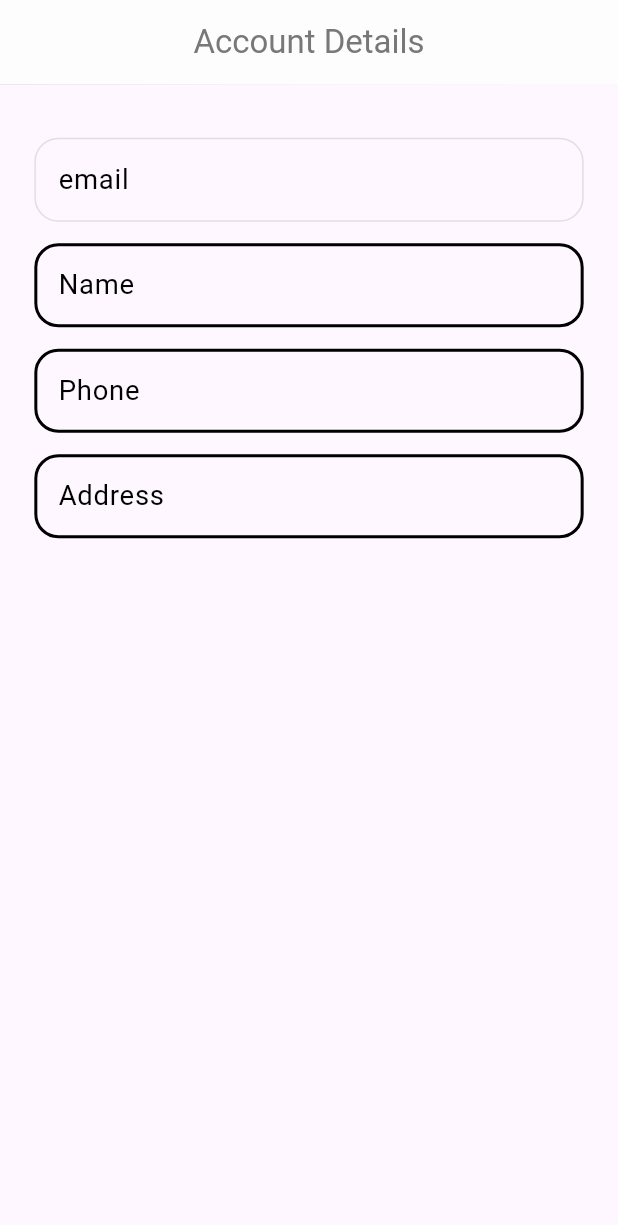
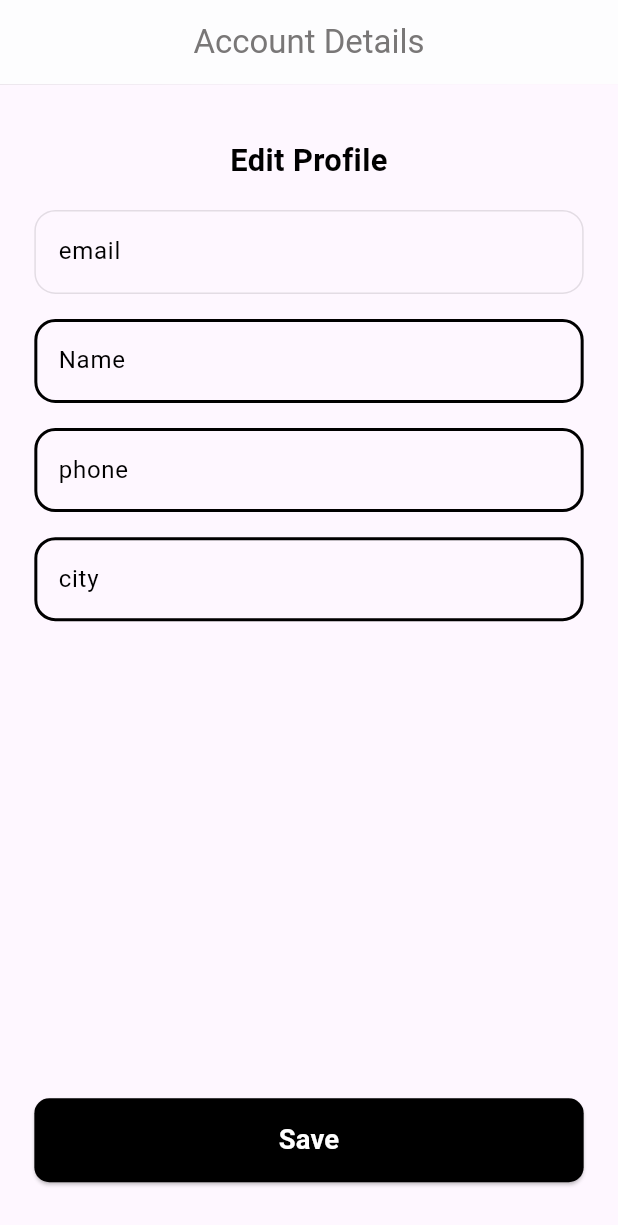
Before and after one commit to Elhadedy36/Atele-Online, a Flutter app: the AccountView screen opened by its route, on a phone screen of 412 x 824 dp. Shown: the top 1225 px of the screen. Run offline on Flutter 3.47's test engine with Material 3 defaults, Android fonts, the phone set to English and light mode, and no system bars; our stand-ins replace animated_text_kit, bloc, cloud_firestore, firebase_auth, firebase_core, flutter_bloc and 6 more; accounts and stored records are empty.

Commit message:
Account Details UI&Logic -done

```diff
--- a/lib/core/functions/custom_toast.dart
+++ b/lib/core/functions/custom_toast.dart
@@ -7,9 +7,9 @@ showToast(
   Fluttertoast.showToast(
     msg: msg,
     toastLength: Toast.LENGTH_SHORT,
-    gravity: ToastGravity.CENTER,
+    gravity: ToastGravity.BOTTOM,
     timeInSecForIosWeb: 1,
-    backgroundColor: Colors.blueGrey,
+    backgroundColor: Colors.black,
     textColor: Colors.white,
     fontSize: 16.0,
   );
--- a/lib/core/utils/app_strings.dart
+++ b/lib/core/utils/app_strings.dart
@@ -15,7 +15,11 @@ abstract class AppStrings {
   static const String appointment = 'Appointment';
   static const String buyNow = 'Buy Now';
   static const String totel = 'Totel';
-
+  static const String email = 'email';
+  static const String name = 'Name';
+  static const String phone = 'phone';
+  static const String city = 'city';
+  static const String editProfile = 'Edit Profile';
 }
 
 abstract class FirebaseStrings {
--- a/lib/core/widgets/custom_text_form_field.dart
+++ b/lib/core/widgets/custom_text_form_field.dart
@@ -40,10 +40,10 @@ final  bool? enabled;
       decoration: InputDecoration(
         suffixIcon: suffixIcon,
         labelText: labelText,
-        labelStyle: TextStyle(fontSize: 16.sp, color: Colors.black),
-        border: getBorderStyle(16, AppColors.primaryColor),
-        enabledBorder: getBorderStyle(16, AppColors.primaryColor),
-        focusedBorder: getBorderStyle(16, AppColors.primaryColor),
+        labelStyle: TextStyle(fontSize: 14.sp, color: Colors.black),
+        border: getBorderStyle(14, AppColors.primaryColor),
+        enabledBorder: getBorderStyle(14, AppColors.primaryColor),
+        focusedBorder: getBorderStyle(14, AppColors.primaryColor),
       ),
     );
   }
--- a/lib/feature/profile/data/model/account_details_model.dart
+++ b/lib/feature/profile/data/model/account_details_model.dart
@@ -1,3 +1,5 @@
+
+import 'package:atele_online/core/utils/app_strings.dart';
 
 class AccountDetailsModel
 {
@@ -5,14 +7,14 @@ final String fristname;
 final String lastname;
 final String email;
 final String phone;
-final String uId;
+final String location;
 
-  AccountDetailsModel({required this.fristname,required this.lastname, required this.email, required this.phone, required this.uId});
+  AccountDetailsModel({required this.fristname,required this.lastname, required this.email, required this.phone, required this.location});
   factory AccountDetailsModel.fromJson(json) => AccountDetailsModel(
-  fristname: json['fristname'],
-  lastname: json['lastname'],
-  email: json['email'],
-  phone: json['phone'],
-  uId: json['uId']
+  fristname: json[FirebaseStrings.fristname],
+  lastname: json[FirebaseStrings.lastname],
+  email: json[FirebaseStrings.email],
+  phone: json[FirebaseStrings.phone],
+  location: json[FirebaseStrings.location]
   );
 }
--- a/lib/feature/profile/presentation/cubit/account_details_cubit.dart
+++ b/lib/feature/profile/presentation/cubit/account_details_cubit.dart
@@ -3,6 +3,7 @@ import 'package:atele_online/feature/profile/data/model/account_details_model.da
 import 'package:bloc/bloc.dart';
 import 'package:cloud_firestore/cloud_firestore.dart';
 import 'package:firebase_auth/firebase_auth.dart';
+import 'package:flutter/material.dart';
 import 'package:meta/meta.dart';
 
 part 'account_details_state.dart';
@@ -11,11 +12,16 @@ class AccountDetailsCubit extends Cubit<AccountDetailsState> {
   AccountDetailsCubit() : super(AccountDetailsInitial());
   CollectionReference users =
       FirebaseFirestore.instance.collection(FirebaseStrings.users);
+  TextEditingController nameControllerEdit = TextEditingController();
+  TextEditingController phoneControllerEdit = TextEditingController();
+  TextEditingController cityControllerEdit = TextEditingController();
+  TextEditingController emailControllerEdit = TextEditingController();
 
   Future<void> getUserDetails() async {
     emit(AccountDetailsLoading());
     try {
-      final docSnapshot = await users.doc(FirebaseAuth.instance.currentUser!.uid).get();
+      final docSnapshot =
+          await users.doc(FirebaseAuth.instance.currentUser!.uid).get();
       if (docSnapshot.exists && docSnapshot.data() != null) {
         final accountDetailsModel =
             AccountDetailsModel.fromJson(docSnapshot.data()!);
@@ -29,6 +35,14 @@ class AccountDetailsCubit extends Cubit<AccountDetailsState> {
     }
   }
 
+  editAccountDetails() async {
+    await users.doc(FirebaseAuth.instance.currentUser!.uid).update({
+      FirebaseStrings.fristname: nameControllerEdit.text,
+      FirebaseStrings.phone: phoneControllerEdit.text,
+      FirebaseStrings.location: cityControllerEdit.text,
+    });
+  }
+
   void signOut() async {
     try {
       emit(SignOutLoadingState());
@@ -39,11 +53,4 @@ class AccountDetailsCubit extends Cubit<AccountDetailsState> {
       emit(SignOutErrorState(e.toString()));
     }
   }
-
-  // Future<void> getUserDetails() async {
-  //   emit(AccountDetailsLoading());
-  //   await users.doc(FirebaseAuth.instance.currentUser!.uid).get().then((value, dynamic UserModel ) {
-  //     emit(AccountDetailsLoaded(userModel: UserModel.fromJson(value.data()!)));
-  //   });
-  // }
 }
--- a/lib/feature/profile/presentation/views/account_view.dart
+++ b/lib/feature/profile/presentation/views/account_view.dart
@@ -1,5 +1,8 @@
 import 'package:atele_online/core/functions/custom_appbar.dart';
+import 'package:atele_online/core/functions/custom_toast.dart';
+import 'package:atele_online/core/functions/navigation.dart';
 import 'package:atele_online/core/utils/app_strings.dart';
+import 'package:atele_online/core/widgets/custom_button.dart';
 import 'package:atele_online/core/widgets/custom_text_form_field.dart';
 import 'package:atele_online/feature/profile/presentation/cubit/account_details_cubit.dart';
 import 'package:flutter/material.dart';
@@ -11,7 +14,6 @@ class AccountView extends StatelessWidget {
 
   @override
   Widget build(BuildContext context) {
-
     return Scaffold(
         appBar: customAppBar(title: AppStrings.accountDetails, actions: []),
         body: BlocBuilder<AccountDetailsCubit, AccountDetailsState>(
@@ -22,32 +24,50 @@ class AccountView extends StatelessWidget {
             final userdetails = state.accountDetailsModel;
             return Padding(
               padding: EdgeInsets.symmetric(horizontal: 20.w, vertical: 30.h),
-              child: Column(
-                  // mainAxisAlignment: MainAxisAlignment.start,
-                  children: [
+              child: Column(children: [
+                Text(
+                  AppStrings.editProfile,
+                  textAlign: TextAlign.center,
+                  style: TextStyle(
+                      color: Colors.black,
+                      fontSize: 18.sp,
+                      fontWeight: FontWeight.bold),
+                ),
+                SizedBox(height: 16.h),
                 CustomTextFormField(
                   enabled: false,
-                      labelText: 'email',
+                  labelText: AppStrings.email,
+                  controller: TextEditingController(text: userdetails.email),
+                ),
+                SizedBox(height: 14.h),
+                CustomTextFormField(
+                    labelText: AppStrings.name,
                     controller:
-                          TextEditingController(text: userdetails.email),
+                        context.read<AccountDetailsCubit>().nameControllerEdit
+                          ..text = userdetails.fristname),
+                SizedBox(height: 14.h),
+                CustomTextFormField(
+                  labelText: AppStrings.phone,
+                  controller:
+                      context.read<AccountDetailsCubit>().phoneControllerEdit
+                        ..text = userdetails.phone,
                 ),
-                    SizedBox(height: 12.h),
+                SizedBox(height: 14.h),
                 CustomTextFormField(
-                      labelText: 'Name',
-                      controller: TextEditingController(
-                          text: userdetails.fristname + userdetails.lastname),
+                  labelText: AppStrings.city,
+                  controller:
+                      context.read<AccountDetailsCubit>().cityControllerEdit
+                        ..text = userdetails.location,
                 ),
-                    SizedBox(height: 12.h),
-                    CustomTextFormField(
-                      labelText: 'Phone',
-                      controller:
-                          TextEditingController(text: userdetails.phone),
-                    ),
-                    SizedBox(height: 12.h),
-                    CustomTextFormField(
-                      labelText: 'Address',
-                      controller: TextEditingController(),
-                    ),
+                const Spacer(),
+                CustomBtn(
+                    text: 'Save',
+                    onPressed: () {
+                      context.read<AccountDetailsCubit>().editAccountDetails();
+                      showToast('Save');
+                      customNavigaeReplacement(context, path: '/HoomNavBar');
+                    },
+                    textcolor: Colors.white)
               ]),
             );
           } else {
```
Lines whose indentation alone changed are shown as unchanged.
